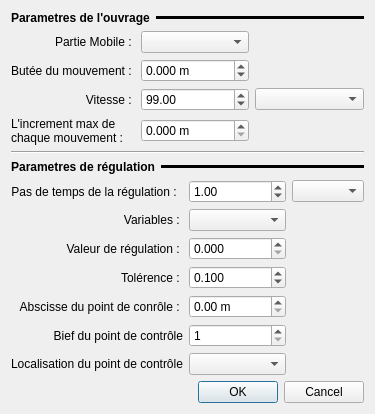
This is ui/structures/ui_floodgate.ui in Artelia/Mascaret as Qt 5 draws it before an edit. The edited form follows.
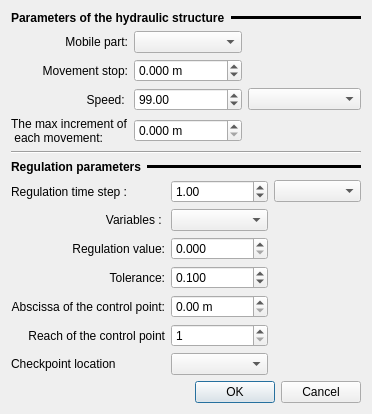
This is the edited form.

```diff
--- a/ui/structures/ui_floodgate.ui
+++ b/ui/structures/ui_floodgate.ui
@@ -35,7 +35,7 @@
             </font>
            </property>
            <property name="text">
-            <string>Parametres de l'ouvrage</string>
+            <string>Parameters of the hydraulic structure</string>
            </property>
           </widget>
          </item>
@@ -62,7 +62,7 @@
          <item row="2" column="0">
           <widget class="QLabel" name="label_5">
            <property name="text">
-            <string>Vitesse : </string>
+            <string>Speed: </string>
            </property>
            <property name="alignment">
             <set>Qt::AlignRight|Qt::AlignTrailing|Qt::AlignVCenter</set>
@@ -101,7 +101,7 @@
          <item row="0" column="0">
           <widget class="QLabel" name="label_3">
            <property name="text">
-            <string>Partie Mobile : </string>
+            <string>Mobile part:</string>
            </property>
            <property name="alignment">
             <set>Qt::AlignRight|Qt::AlignTrailing|Qt::AlignVCenter</set>
@@ -133,15 +133,15 @@
          <item row="3" column="0">
           <widget class="QLabel" name="label_6">
            <property name="text">
-            <string>L'increment max de
-chaque mouvement : </string>
+            <string>The max increment of 
+ each movement: </string>
            </property>
           </widget>
          </item>
          <item row="1" column="0">
           <widget class="QLabel" name="label_4">
            <property name="text">
-            <string>Butée du mouvement : </string>
+            <string>Movement stop:</string>
            </property>
            <property name="alignment">
             <set>Qt::AlignRight|Qt::AlignTrailing|Qt::AlignVCenter</set>
@@ -197,7 +197,7 @@
             </font>
            </property>
            <property name="text">
-            <string>Parametres de régulation</string>
+            <string>Regulation parameters</string>
            </property>
            <property name="scaledContents">
             <bool>true</bool>
@@ -259,7 +259,7 @@
             </sizepolicy>
            </property>
            <property name="text">
-            <string>Localisation du point de contrôle</string>
+            <string>Checkpoint location</string>
            </property>
           </widget>
          </item>
@@ -285,7 +285,7 @@
          <item row="5" column="0">
           <widget class="QLabel" name="label_biefControle">
            <property name="text">
-            <string>Bief du point de contrôle</string>
+            <string>Reach of the control point</string>
            </property>
            <property name="alignment">
             <set>Qt::AlignRight|Qt::AlignTrailing|Qt::AlignVCenter</set>
@@ -301,7 +301,7 @@
             </sizepolicy>
            </property>
            <property name="text">
-            <string>Pas de temps de la régulation : </string>
+            <string>Regulation time step :</string>
            </property>
            <property name="alignment">
             <set>Qt::AlignRight|Qt::AlignTrailing|Qt::AlignVCenter</set>
@@ -346,7 +346,7 @@
             </sizepolicy>
            </property>
            <property name="text">
-            <string>Valeur de régulation : </string>
+            <string>Regulation value:</string>
            </property>
            <property name="alignment">
             <set>Qt::AlignRight|Qt::AlignTrailing|Qt::AlignVCenter</set>
@@ -375,7 +375,7 @@
          <item row="4" column="0">
           <widget class="QLabel" name="label_7">
            <property name="text">
-            <string>Abscisse du point de conrôle : </string>
+            <string>Abscissa of the control point:</string>
            </property>
            <property name="alignment">
             <set>Qt::AlignRight|Qt::AlignTrailing|Qt::AlignVCenter</set>
@@ -388,7 +388,7 @@
          <item row="3" column="0">
           <widget class="QLabel" name="label_9">
            <property name="text">
-            <string>Tolérence : </string>
+            <string>Tolerance:</string>
            </property>
            <property name="alignment">
             <set>Qt::AlignRight|Qt::AlignTrailing|Qt::AlignVCenter</set>
```
